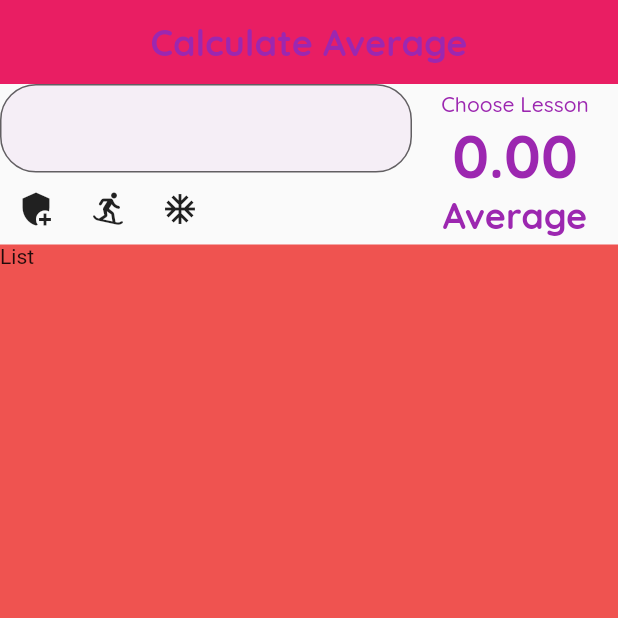
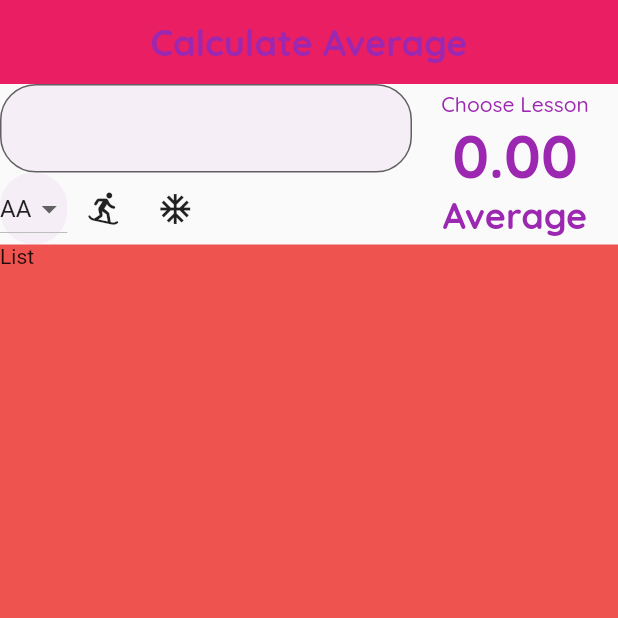
Before and after one commit to Gokdenizsari/dynamic_average_calculation, a Flutter app: the screen it shows after launch, on a phone screen of 412 x 824 dp, the top half of it. Run offline on Flutter 3.47's test engine with Material 2 defaults, Android fonts, the phone set to English and light mode, and no system bars; our stand-ins replace google_fonts.

Commit message:
Update calculate_average_page.dart

```diff
--- a/lib/widgets/calculate_average_page.dart
+++ b/lib/widgets/calculate_average_page.dart
@@ -11,7 +11,7 @@ class CalculateAverage extends StatefulWidget {
 
 class _CalculateAverageState extends State<CalculateAverage> {
   var formKey = GlobalKey<FormState>();
-
+  double selectedValue = 4;
   @override
   Widget build(BuildContext context) {
     return Scaffold(
@@ -59,10 +59,7 @@ class _CalculateAverageState extends State<CalculateAverage> {
           _buildTextFormField(),
           Row(
             children: [
-              IconButton(
-                onPressed: () {},
-                icon: Icon(Icons.add_moderator),
-              ),
+              _buildGrade(),
               IconButton(
                 onPressed: () {},
                 icon: Icon(Icons.snowboarding_rounded),
@@ -87,4 +84,41 @@ class _CalculateAverageState extends State<CalculateAverage> {
           fillColor: stabil.mainColor.shade100.withOpacity(0.2)),
     );
   }
+
+  _buildGrade() {
+    return Container(
+      decoration: BoxDecoration(
+          color: stabil.mainColor.shade100.withOpacity(0.2),
+          borderRadius: stabil.borderRadius),
+      child: DropdownButton<double>(
+          value: 4,
+          onChanged: (deger) {
+            setState(() {
+              selectedValue = deger!;
+            });
+          },
+          items: [
+            DropdownMenuItem(
+              child: Text("AA"),
+              value: 4,
+            ),
+            DropdownMenuItem(
+              child: Text("BA"),
+              value: 3.5,
+            ),
+            DropdownMenuItem(
+              child: Text("BB"),
+              value: 3,
+            ),
+            DropdownMenuItem(
+              child: Text("CB"),
+              value: 2.5,
+            ),
+            DropdownMenuItem(
+              child: Text("CC"),
+              value: 2,
+            ),
+          ]),
+    );
+  }
 }
```
